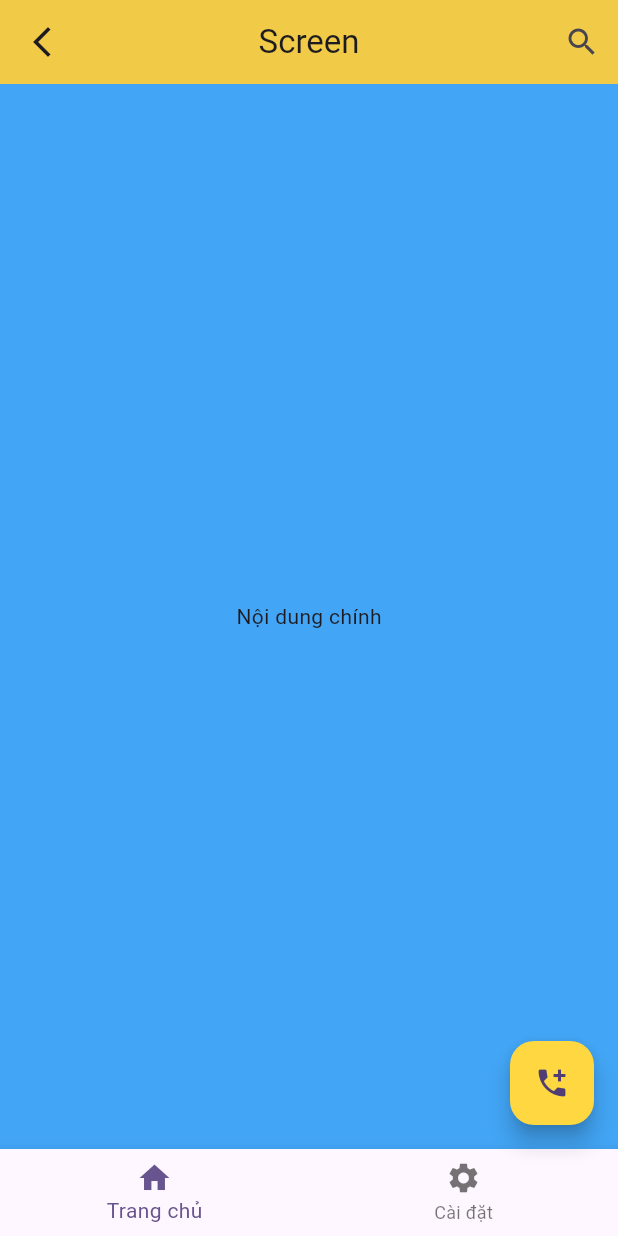
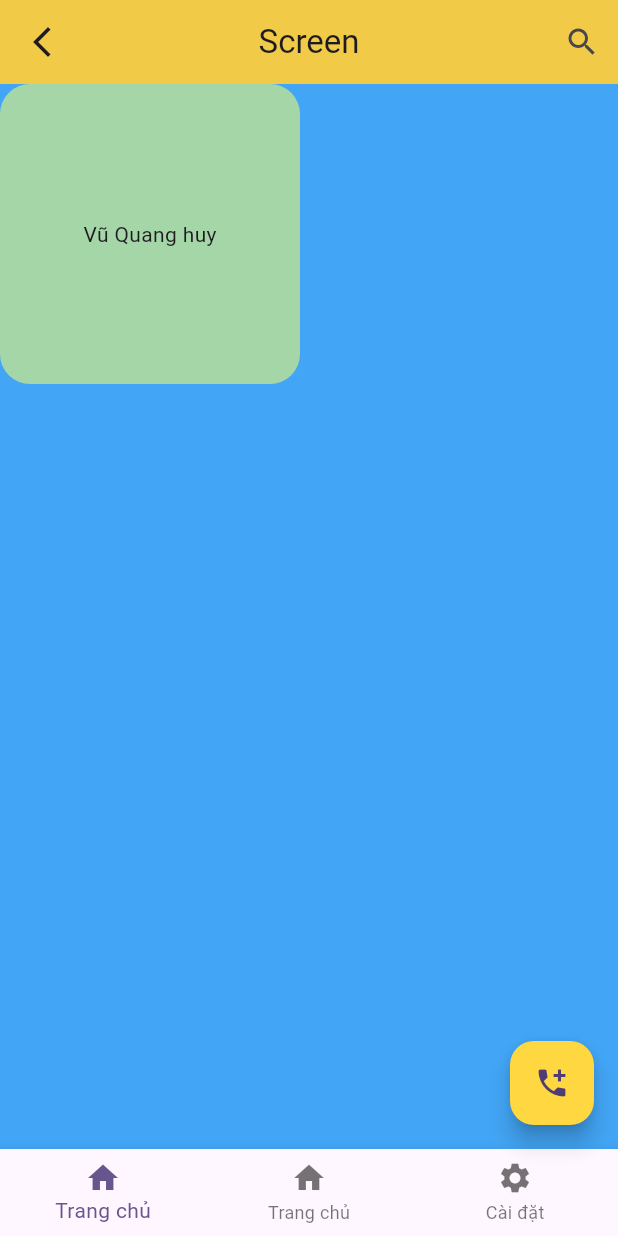
Before and after one commit to huyvu23/learn-flutter, a Flutter app: the screen it shows after launch, on a phone screen of 412 x 824 dp. Run offline on Flutter 3.47's test engine with Material 3 defaults, Android fonts, the phone set to English and light mode, and no system bars.

Commit message:
learn container and text widget

```diff
--- /dev/null
+++ b/lib/MyContainer.dart
@@ -0,0 +1,58 @@
+import "package:flutter/material.dart";
+
+class MyContainer extends StatelessWidget {
+  const MyContainer({super.key});
+
+  @override
+  Widget build(BuildContext context) {
+    // Trả về Scaffold - widget cung cấp bố cục MUI đơn giản
+    // Màn Hình
+    return Scaffold(
+      appBar: AppBar(
+        title: Text('Screen'),
+        centerTitle: true,
+        backgroundColor: Colors.amberAccent[200],
+        elevation: 4,
+        leading: IconButton(
+          onPressed: () {
+            print('Hello');
+          },
+          icon: Icon(Icons.arrow_back_ios_new),
+        ),
+        actions: [
+          IconButton(
+            onPressed: () {
+              print('Hello');
+            },
+            icon: Icon(Icons.search),
+          ),
+        ],
+      ),
+      backgroundColor: Colors.blue[400],
+      body: Container(
+        width: 200,
+        height: 200,
+        decoration: BoxDecoration(
+          color: Colors.green[200],
+          borderRadius: BorderRadius.circular(20),
+        ),
+        child: Align(alignment: Alignment.center, child: Text("Vũ Quang huy")),
+      ),
+
+      floatingActionButton: FloatingActionButton(
+        onPressed: () {
+          print('Press');
+        },
+        backgroundColor: Colors.amberAccent,
+        child: const Icon(Icons.add_ic_call),
+      ),
+      bottomNavigationBar: BottomNavigationBar(
+        items: [
+          BottomNavigationBarItem(icon: Icon(Icons.home), label: 'Trang chủ'),
+          BottomNavigationBarItem(icon: Icon(Icons.home), label: 'Trang chủ'),
+          BottomNavigationBarItem(icon: Icon(Icons.settings), label: 'Cài đặt'),
+        ],
+      ),
+    );
+  }
+}
--- a/lib/main.dart
+++ b/lib/main.dart
@@ -1,6 +1,8 @@
 import 'package:flutter/material.dart';
 // import 'MyScaffold.dart';
-import 'MyAppBar.dart';
+// import 'MyAppBar.dart';
+// import 'MyText.dart';
+import 'MyContainer.dart';
 
 void main() {
   runApp(const MyApp());
@@ -17,7 +19,7 @@ class MyApp extends StatelessWidget {
       theme: ThemeData(
         colorScheme: ColorScheme.fromSeed(seedColor: Colors.deepPurple),
       ),
-      home: const MyAppBar(),
+      home: const MyContainer(),
     );
   }
 }
```
Also changed, not shown: lib/MyText.dart (added, +75 -0 lines).
